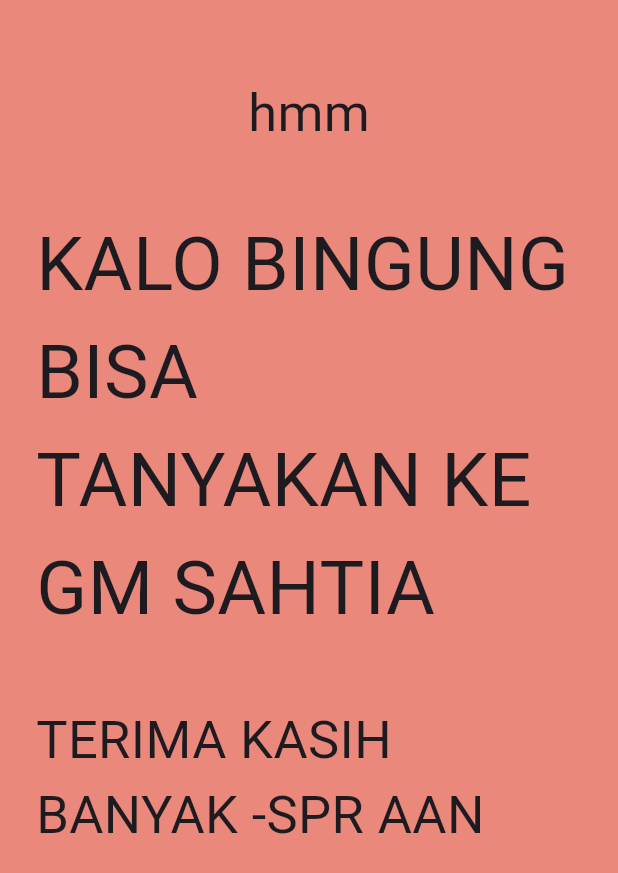
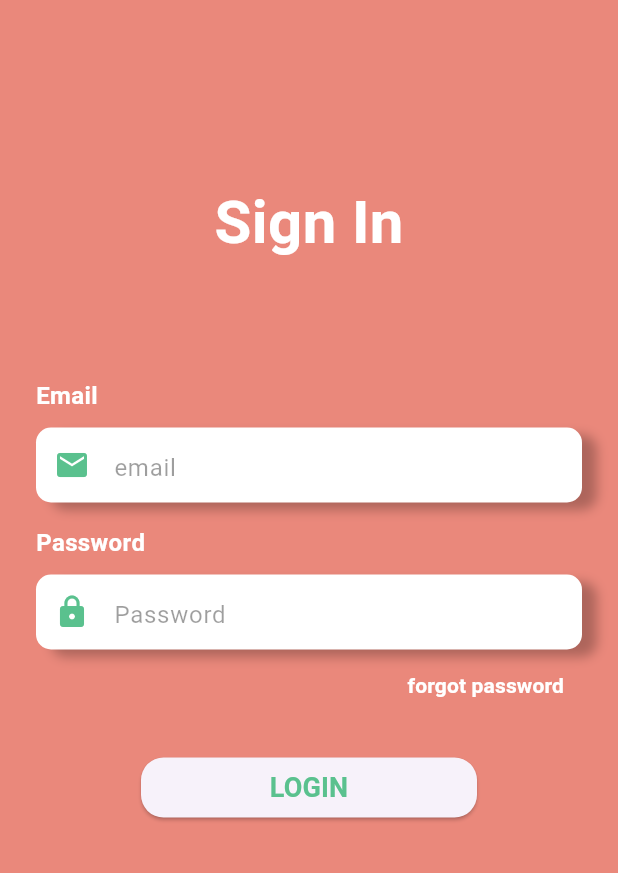
Before and after one commit to bugarin2/bugarin, a Flutter app: the screen it shows after launch, on a phone screen of 412 x 824 dp. Shown: the top 873 px of the screen. Run offline on Flutter 3.47's test engine with Material 3 defaults, Android fonts, the phone set to English and light mode, and no system bars; our stand-ins replace google_fonts.

Commit message:
[feature] Authentication: Signin Screen

```diff
--- a/lib/src/app_screen.dart
+++ b/lib/src/app_screen.dart
@@ -14,7 +14,6 @@ class AppScreen extends StatefulWidget {
 class _AppScreenState extends State<AppScreen> {
   @override
   void initState() {
-    // TODO: implement initState
     super.initState();
   }
 
--- a/lib/src/features/authentication/screens/sign_in_screen.dart
+++ b/lib/src/features/authentication/screens/sign_in_screen.dart
@@ -11,41 +11,175 @@ class SignInScreen extends StatefulWidget {
 }
 
 class _SignInScreenState extends State<SignInScreen> {
+  Widget buildEmail() {
+    return Column(
+      crossAxisAlignment: CrossAxisAlignment.start,
+      children: [
+        const Text(
+          'Email',
+          style: TextStyle(
+            color: Colors.white,
+            fontSize: 16,
+            fontWeight: FontWeight.bold,
+          ),
+        ),
+        const SizedBox(height: 10),
+        Container(
+            alignment: Alignment.centerLeft,
+            decoration: BoxDecoration(
+                color: Colors.white,
+                borderRadius: BorderRadius.circular(10),
+                boxShadow: const [
+                  BoxShadow(
+                    color: Colors.black26,
+                    blurRadius: 6,
+                    offset: Offset(10, 5),
+                  )
+                ]),
+            height: 50,
+            child: const TextField(
+              keyboardType: TextInputType.emailAddress,
+              style: TextStyle(
+                color: Colors.black87,
+              ),
+              decoration: InputDecoration(
+                  border: InputBorder.none,
+                  contentPadding: EdgeInsets.only(top: 14),
+                  prefixIcon: Icon(
+                    Icons.email,
+                    color: Color(0xff5ac18e),
+                  ),
+                  hintText: 'email',
+                  hintStyle: TextStyle(
+                    color: Colors.black38,
+                  )),
+            ))
+      ],
+    );
+  }
+
+  Widget buildPassword() {
+    return Column(
+      crossAxisAlignment: CrossAxisAlignment.start,
+      children: [
+        const Text(
+          'Password',
+          style: TextStyle(
+            color: Colors.white,
+            fontSize: 16,
+            fontWeight: FontWeight.bold,
+          ),
+        ),
+        const SizedBox(height: 10),
+        Container(
+            alignment: Alignment.centerLeft,
+            decoration: BoxDecoration(
+                color: Colors.white,
+                borderRadius: BorderRadius.circular(10),
+                boxShadow: const [
+                  BoxShadow(
+                      color: Colors.black26,
+                      blurRadius: 6,
+                      offset: Offset(10, 5))
+                ]),
+            height: 50,
+            child: const TextField(
+              obscureText: true,
+              style: TextStyle(
+                color: Colors.black87,
+              ),
+              decoration: InputDecoration(
+                  border: InputBorder.none,
+                  contentPadding: EdgeInsets.only(top: 14),
+                  prefixIcon: Icon(
+                    Icons.lock,
+                    color: Color(0xff5ac18e),
+                  ),
+                  hintText: 'Password',
+                  hintStyle: TextStyle(
+                    color: Colors.black38,
+                  )),
+            ))
+      ],
+    );
+  }
+
+  Widget buildForgotPassBtn() {
+    return Container(
+      alignment: Alignment.centerRight,
+      padding: const EdgeInsets.all(0),
+      child: TextButton(
+          // ignore: avoid_print
+          onPressed: () => print("button forgot pressed"),
+          child: const Text(
+            'forgot password',
+            style: TextStyle(color: Colors.white, fontWeight: FontWeight.bold),
+          )),
+    );
+  }
+
+  Widget buildLoginBtn() {
+    return Container(
+      padding: const EdgeInsets.symmetric(vertical: 20, horizontal: 70),
+      width: double.infinity,
+      child: ElevatedButton(
+        //elevation: 5,
+        onPressed: () {
+          Navigator.of(context).push(
+            MaterialPageRoute(
+              builder: (context) => const SignInScreen(),
+            ),
+          );
+        },
+        style: ElevatedButton.styleFrom(
+          padding: const EdgeInsets.all(0), // Set padding here
+          shape: RoundedRectangleBorder(
+            borderRadius: BorderRadius.circular(15),
+          ),
+        ),
+        child: const Text(
+          'LOGIN',
+          style: TextStyle(
+            color: Color(0xff5ac18e),
+            fontSize: 18,
+            fontWeight: FontWeight.bold,
+          ),
+        ),
+      ),
+    );
+  }
+
   @override
   Widget build(BuildContext context) {
-    return const Scaffold(
+    return Scaffold(
       body: Padding(
-        padding: EdgeInsets.symmetric(
-          vertical: AppPadding.p50,
+        padding: const EdgeInsets.symmetric(
+          vertical: AppPadding.p120,
           horizontal: AppPadding.p24,
         ),
         child: SingleChildScrollView(
+          physics: const AlwaysScrollableScrollPhysics(),
           child: Column(
+            mainAxisAlignment: MainAxisAlignment.center,
             children: [
-              Text(
-                'hmm',
+              const Text(
+                'Sign In',
                 style: TextStyle(
-                  fontSize: 35,
+                  color: Colors.white,
+                  fontSize: 40,
+                  fontWeight: FontWeight.bold,
                 ),
               ),
-              SizedBox(
-                height: 40,
+              const SizedBox(
+                height: 75,
               ),
-              Text(
-                'KALO BINGUNG BISA TANYAKAN KE GM SAHTIA',
-                style: TextStyle(
-                  fontSize: 50,
-                ),
+              buildEmail(),
+              const SizedBox(
+                height: 15,
               ),
-              SizedBox(
-                height: 40,
-              ),
-              Text(
-                'TERIMA KASIH BANYAK -SPR AAN',
-                style: TextStyle(
-                  fontSize: 35,
-                ),
-              ),
+              buildPassword(),
+              buildForgotPassBtn(),
+              buildLoginBtn(),
             ],
           ),
         ),
--- a/lib/src/features/theme_manager/values_manager.dart
+++ b/lib/src/features/theme_manager/values_manager.dart
@@ -36,6 +36,8 @@ class AppPadding {
   static const double p36 = 36.0;
   static const double p40 = 40.0;
   static const double p50 = 50.0;
+  static const double p100 = 100.0;
+  static const double p120 = 120.0;
 }
 
 class AppSize {
```
